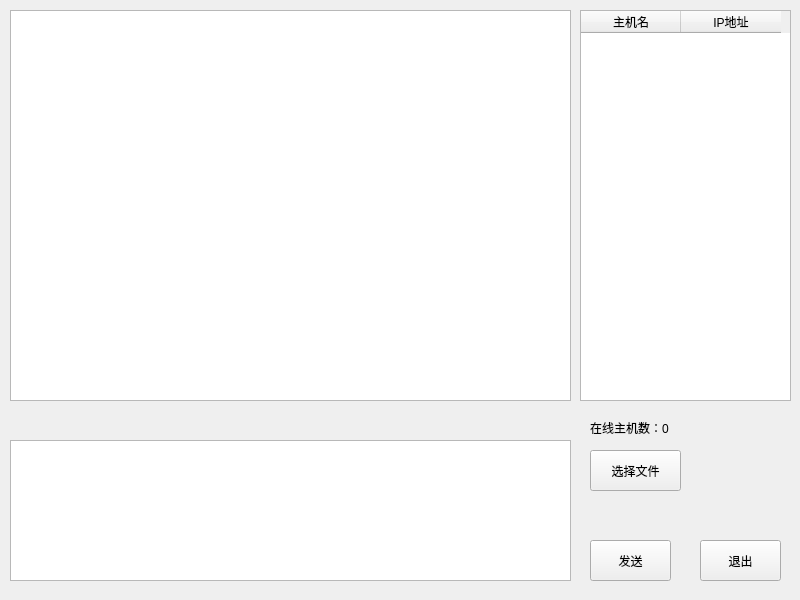
The window that Qtui/widget.ui (kelolemon/Multi-Linux-Data-Transmission-System) describes before a commit, drawn with Qt 5.
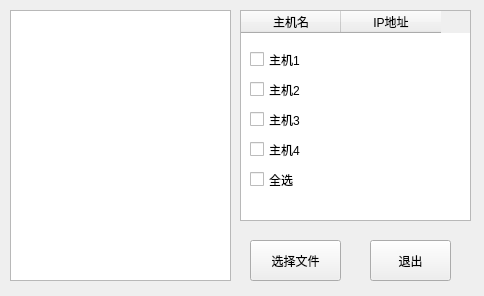
The same window after the commit.

```diff
--- a/Qtui/widget.ui
+++ b/Qtui/widget.ui
@@ -6,8 +6,8 @@
    <rect>
     <x>0</x>
     <y>0</y>
-    <width>800</width>
-    <height>600</height>
+    <width>484</width>
+    <height>296</height>
    </rect>
   </property>
   <property name="windowTitle">
@@ -18,41 +18,31 @@
     <rect>
      <x>10</x>
      <y>10</y>
-     <width>561</width>
-     <height>391</height>
+     <width>221</width>
+     <height>271</height>
     </rect>
    </property>
   </widget>
-  <widget class="QTextEdit" name="msgTxtEdit">
+  <widget class="QPushButton" name="sendTBtn">
    <property name="geometry">
     <rect>
-     <x>10</x>
-     <y>440</y>
-     <width>561</width>
-     <height>141</height>
-    </rect>
-   </property>
-  </widget>
-  <widget class="QPushButton" name="sendBtn">
-   <property name="geometry">
-    <rect>
-     <x>590</x>
-     <y>540</y>
-     <width>81</width>
+     <x>250</x>
+     <y>240</y>
+     <width>91</width>
      <height>41</height>
     </rect>
    </property>
    <property name="text">
-    <string>发送</string>
+    <string>选择文件</string>
    </property>
   </widget>
   <widget class="QTableWidget" name="usrTblWidget">
    <property name="geometry">
     <rect>
-     <x>580</x>
+     <x>240</x>
      <y>10</y>
-     <width>211</width>
-     <height>391</height>
+     <width>231</width>
+     <height>211</height>
     </rect>
    </property>
    <column>
@@ -69,8 +59,8 @@
   <widget class="QPushButton" name="exitBtn">
    <property name="geometry">
     <rect>
-     <x>700</x>
-     <y>540</y>
+     <x>370</x>
+     <y>240</y>
      <width>81</width>
      <height>41</height>
     </rect>
@@ -79,30 +69,69 @@
     <string>退出</string>
    </property>
   </widget>
-  <widget class="QPushButton" name="pushButton">
+  <widget class="QCheckBox" name="checkBox_1">
    <property name="geometry">
     <rect>
-     <x>590</x>
-     <y>450</y>
+     <x>250</x>
+     <y>50</y>
      <width>91</width>
-     <height>41</height>
+     <height>19</height>
     </rect>
    </property>
    <property name="text">
-    <string>选择文件</string>
+    <string>主机1</string>
    </property>
   </widget>
-  <widget class="QLabel" name="usrNumLbl">
+  <widget class="QCheckBox" name="checkBox_2">
    <property name="geometry">
     <rect>
-     <x>590</x>
-     <y>420</y>
-     <width>141</width>
-     <height>16</height>
+     <x>250</x>
+     <y>80</y>
+     <width>91</width>
+     <height>19</height>
     </rect>
    </property>
    <property name="text">
-    <string>在线主机数：0</string>
+    <string>主机2</string>
+   </property>
+  </widget>
+  <widget class="QCheckBox" name="checkBox_3">
+   <property name="geometry">
+    <rect>
+     <x>250</x>
+     <y>110</y>
+     <width>91</width>
+     <height>19</height>
+    </rect>
+   </property>
+   <property name="text">
+    <string>主机3</string>
+   </property>
+  </widget>
+  <widget class="QCheckBox" name="checkBox_4">
+   <property name="geometry">
+    <rect>
+     <x>250</x>
+     <y>140</y>
+     <width>91</width>
+     <height>19</height>
+    </rect>
+   </property>
+   <property name="text">
+    <string>主机4</string>
+   </property>
+  </widget>
+  <widget class="QCheckBox" name="checkBox_5">
+   <property name="geometry">
+    <rect>
+     <x>250</x>
+     <y>170</y>
+     <width>91</width>
+     <height>19</height>
+    </rect>
+   </property>
+   <property name="text">
+    <string>全选</string>
    </property>
   </widget>
  </widget>
```
